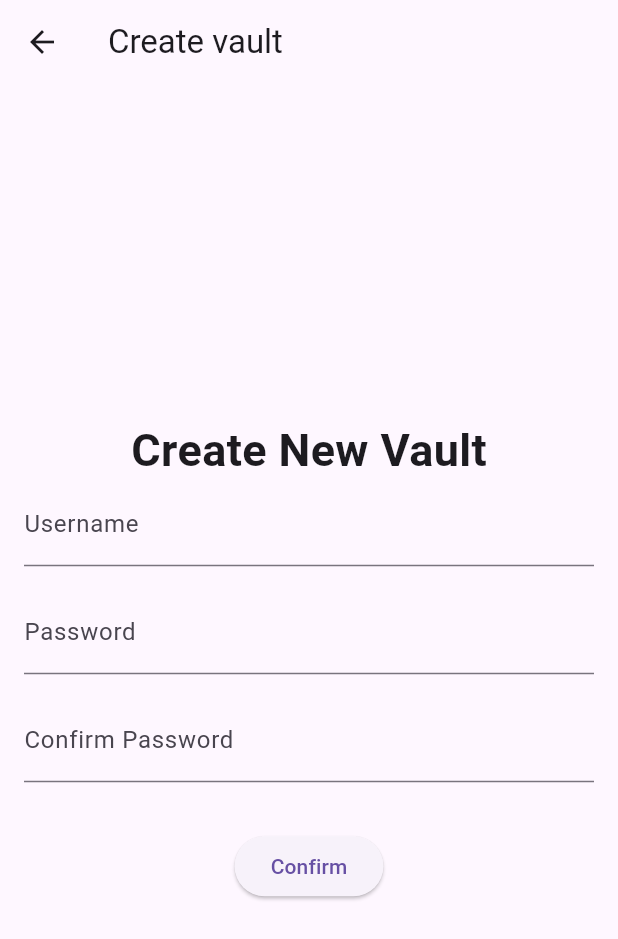
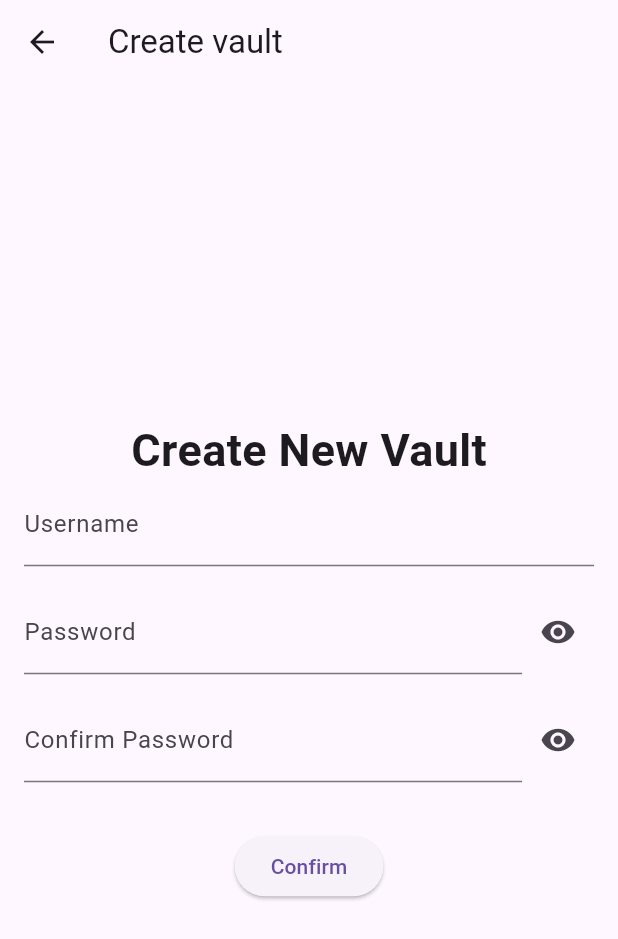
Before and after one commit to SlavicPixel/cipherbull, a Flutter app: the RegisterScreen screen opened directly, on a phone screen of 412 x 824 dp. Shown: the top 939 px of the screen. Run offline on Flutter 3.47's test engine with Material 3 defaults, Android fonts, the phone set to English and light mode, and no system bars; our stand-ins replace flutter_secure_storage, sqflite_sqlcipher; accounts and stored records are empty.

Commit message:
Added password visibility toggle

```diff
--- a/lib/screens/register_screen.dart
+++ b/lib/screens/register_screen.dart
@@ -18,6 +18,8 @@ class _RegisterScreenState extends State<RegisterScreen> {
   final _formKey = GlobalKey<FormState>();
 
   bool _firstTap = false;
+  bool _isPasswordVisible = true;
+  bool _isConfirmPasswordVisible = true;
 
   void _createVault() async {
     if (_formKey.currentState!.validate()) {
@@ -99,10 +101,13 @@ class _RegisterScreenState extends State<RegisterScreen> {
                 },
               ),
               const SizedBox(height: 16.0),
-              TextFormField(
+              Row(
+                children: [
+                  Expanded(
+                    child: TextFormField(
                       controller: _passwordController,
                       decoration: const InputDecoration(labelText: 'Password'),
-                obscureText: true,
+                      obscureText: _isPasswordVisible,
                       validator: (value) {
                         if (value == null || value.isEmpty) {
                           return 'Please enter a password';
@@ -110,12 +115,30 @@ class _RegisterScreenState extends State<RegisterScreen> {
                         return null;
                       },
                     ),
+                  ),
+                  IconButton(
+                    icon: Icon(
+                      _isPasswordVisible
+                          ? Icons.visibility
+                          : Icons.visibility_off,
+                    ),
+                    onPressed: () {
+                      setState(() {
+                        _isPasswordVisible = !_isPasswordVisible;
+                      });
+                    },
+                  ),
+                ],
+              ),
               const SizedBox(height: 16.0),
-              TextFormField(
+              Row(
+                children: [
+                  Expanded(
+                    child: TextFormField(
                       controller: _confirmPasswordController,
                       decoration:
                           const InputDecoration(labelText: 'Confirm Password'),
-                obscureText: true,
+                      obscureText: _isConfirmPasswordVisible,
                       validator: (value) {
                         if (value == null || value.isEmpty) {
                           return 'Please confirm your password';
@@ -125,6 +148,21 @@ class _RegisterScreenState extends State<RegisterScreen> {
                         }
                         return null;
                       },
+                    ),
+                  ),
+                  IconButton(
+                    icon: Icon(
+                      _isConfirmPasswordVisible
+                          ? Icons.visibility
+                          : Icons.visibility_off,
+                    ),
+                    onPressed: () {
+                      setState(() {
+                        _isConfirmPasswordVisible = !_isConfirmPasswordVisible;
+                      });
+                    },
+                  ),
+                ],
               ),
               const SizedBox(height: 32.0),
               Center(
```
Also changed, not shown: lib/screens/login_screen.dart (+25 -4 lines). Lines whose indentation alone changed are shown as unchanged.
